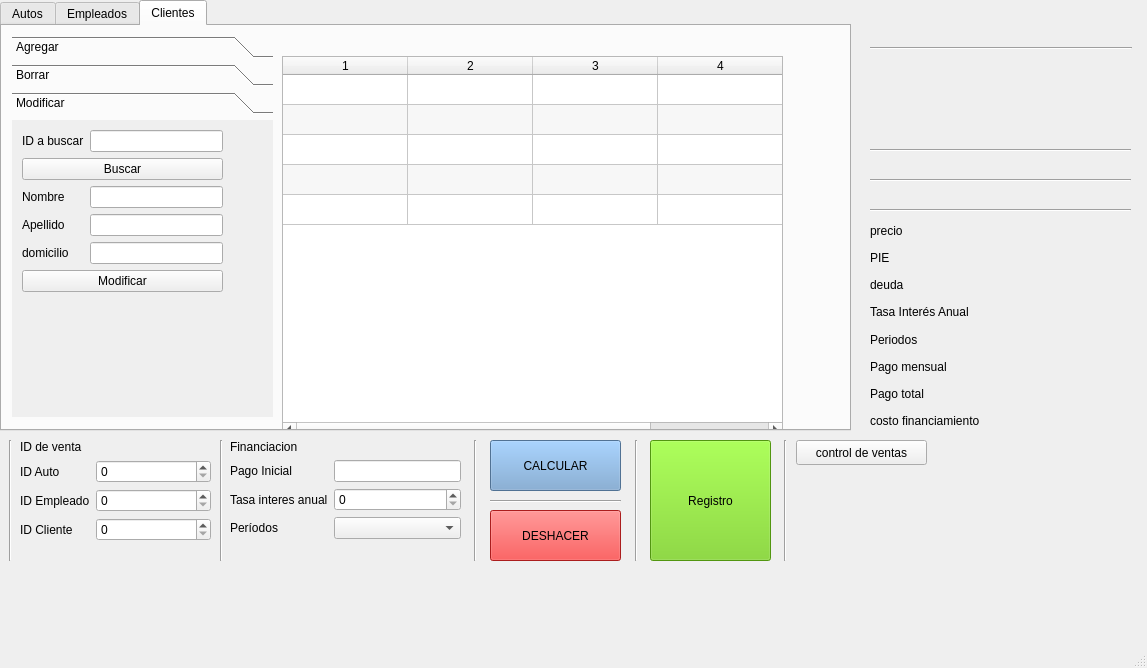
The window that main.ui (gastoncer92/EpicoAutos) describes before a commit, drawn with Qt 5.
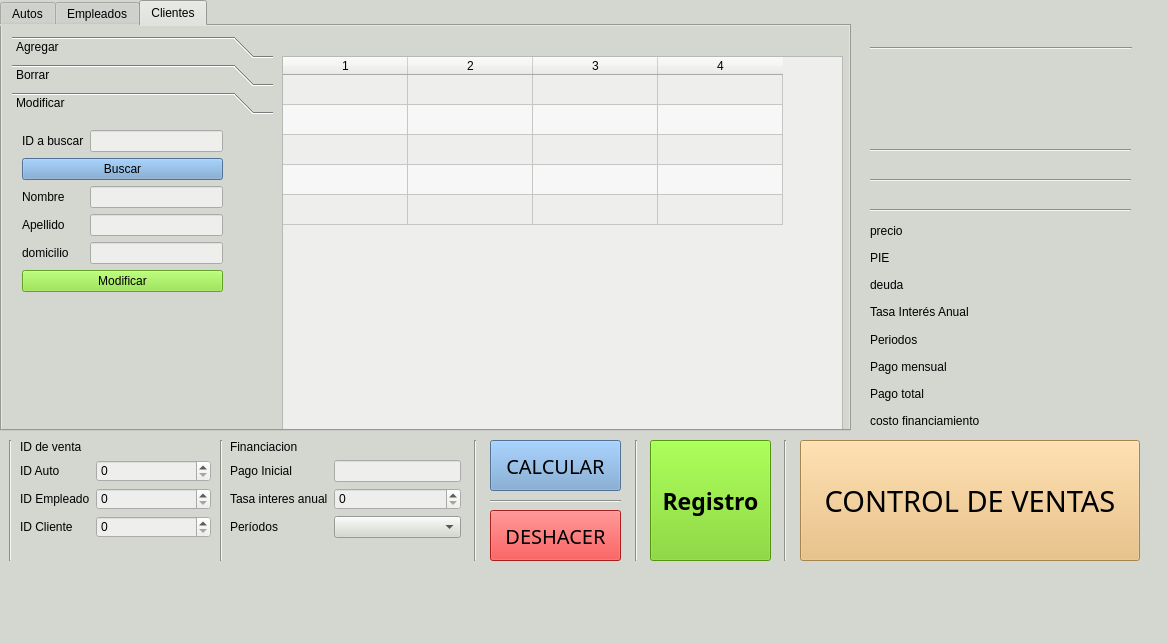
The same window after the commit. The open tabs and pages were chosen to show the change.

```diff
--- a/main.ui
+++ b/main.ui
@@ -6,10 +6,16 @@
    <rect>
     <x>0</x>
     <y>0</y>
-    <width>1147</width>
-    <height>668</height>
+    <width>1167</width>
+    <height>643</height>
    </rect>
   </property>
+  <property name="sizePolicy">
+   <sizepolicy hsizetype="Expanding" vsizetype="Expanding">
+    <horstretch>0</horstretch>
+    <verstretch>0</verstretch>
+   </sizepolicy>
+  </property>
   <property name="minimumSize">
    <size>
     <width>864</width>
@@ -25,6 +31,12 @@
   <property name="windowTitle">
    <string>EpicoAutos</string>
   </property>
+  <property name="styleSheet">
+   <string notr="true">background-color: rgb(211, 215, 207);</string>
+  </property>
+  <property name="tabShape">
+   <enum>QTabWidget::Rounded</enum>
+  </property>
   <widget class="QWidget" name="centralwidget">
    <widget class="QTabWidget" name="tabWidget">
     <property name="geometry">
@@ -35,6 +47,12 @@
       <height>431</height>
      </rect>
     </property>
+    <property name="sizePolicy">
+     <sizepolicy hsizetype="Maximum" vsizetype="Maximum">
+      <horstretch>0</horstretch>
+      <verstretch>0</verstretch>
+     </sizepolicy>
+    </property>
     <property name="currentIndex">
      <number>0</number>
     </property>
@@ -667,6 +685,21 @@
         <height>381</height>
        </rect>
       </property>
+      <property name="sizePolicy">
+       <sizepolicy hsizetype="Expanding" vsizetype="Preferred">
+        <horstretch>0</horstretch>
+        <verstretch>0</verstretch>
+       </sizepolicy>
+      </property>
+      <property name="cursor">
+       <cursorShape>PointingHandCursor</cursorShape>
+      </property>
+      <property name="contextMenuPolicy">
+       <enum>Qt::DefaultContextMenu</enum>
+      </property>
+      <property name="frameShadow">
+       <enum>QFrame::Plain</enum>
+      </property>
       <property name="currentIndex">
        <number>0</number>
       </property>
@@ -818,7 +851,11 @@
           </widget>
          </item>
          <item row="2" column="1">
-          <widget class="QLineEdit" name="lineEdit_26"/>
+          <widget class="QLineEdit" name="lineEdit_26">
+           <property name="styleSheet">
+            <string notr="true">background-color: rgb(238, 238, 236);</string>
+           </property>
+          </widget>
          </item>
          <item row="3" column="0">
           <widget class="QLabel" name="label_41">
@@ -828,7 +865,11 @@
           </widget>
          </item>
          <item row="3" column="1">
-          <widget class="QLineEdit" name="lineEdit_27"/>
+          <widget class="QLineEdit" name="lineEdit_27">
+           <property name="styleSheet">
+            <string notr="true">background-color: rgb(238, 238, 236);</string>
+           </property>
+          </widget>
          </item>
          <item row="4" column="0">
           <widget class="QLabel" name="label_42">
@@ -838,10 +879,17 @@
           </widget>
          </item>
          <item row="4" column="1">
-          <widget class="QLineEdit" name="lineEdit_28"/>
+          <widget class="QLineEdit" name="lineEdit_28">
+           <property name="styleSheet">
+            <string notr="true">background-color: rgb(238, 238, 236);</string>
+           </property>
+          </widget>
          </item>
          <item row="5" column="0" colspan="2">
           <widget class="QPushButton" name="pushButton_10">
+           <property name="styleSheet">
+            <string notr="true">background-color: rgb(138, 226, 52);</string>
+           </property>
            <property name="text">
             <string>Modificar</string>
            </property>
@@ -855,10 +903,20 @@
           </widget>
          </item>
          <item row="0" column="1">
-          <widget class="QLineEdit" name="lineEdit_16"/>
+          <widget class="QLineEdit" name="lineEdit_16">
+           <property name="styleSheet">
+            <string notr="true">background-color: rgb(238, 238, 236);</string>
+           </property>
+           <property name="inputMask">
+            <string>99999</string>
+           </property>
+          </widget>
          </item>
          <item row="1" column="0" colspan="2">
           <widget class="QPushButton" name="pushButton_11">
+           <property name="styleSheet">
+            <string notr="true">background-color: rgb(114, 159, 207);</string>
+           </property>
            <property name="text">
             <string>Buscar</string>
            </property>
@@ -873,10 +931,19 @@
        <rect>
         <x>280</x>
         <y>30</y>
-        <width>501</width>
+        <width>561</width>
         <height>381</height>
        </rect>
       </property>
+      <property name="sizePolicy">
+       <sizepolicy hsizetype="Maximum" vsizetype="Expanding">
+        <horstretch>0</horstretch>
+        <verstretch>0</verstretch>
+       </sizepolicy>
+      </property>
+      <property name="styleSheet">
+       <string notr="true">background-color: rgb(238, 238, 236);</string>
+      </property>
       <property name="editTriggers">
        <set>QAbstractItemView::NoEditTriggers</set>
       </property>
@@ -936,7 +1003,11 @@
       </widget>
      </item>
      <item row="2" column="1">
-      <widget class="QSpinBox" name="spinBox_2"/>
+      <widget class="QSpinBox" name="spinBox_2">
+       <property name="styleSheet">
+        <string notr="true">background-color: rgb(238, 238, 236);</string>
+       </property>
+      </widget>
      </item>
      <item row="3" column="0">
       <widget class="QLabel" name="label_17">
@@ -946,7 +1017,11 @@
       </widget>
      </item>
      <item row="3" column="1">
-      <widget class="QSpinBox" name="spinBox_3"/>
+      <widget class="QSpinBox" name="spinBox_3">
+       <property name="styleSheet">
+        <string notr="true">background-color: rgb(238, 238, 236);</string>
+       </property>
+      </widget>
      </item>
      <item row="2" column="0">
       <widget class="QLabel" name="label_18">
@@ -956,7 +1031,11 @@
       </widget>
      </item>
      <item row="1" column="1">
-      <widget class="QSpinBox" name="spinBox"/>
+      <widget class="QSpinBox" name="spinBox">
+       <property name="styleSheet">
+        <string notr="true">background-color: rgb(238, 238, 236);</string>
+       </property>
+      </widget>
      </item>
      <item row="1" column="0">
       <widget class="QLabel" name="label_19">
@@ -976,6 +1055,14 @@
       <height>121</height>
      </rect>
     </property>
+    <property name="font">
+     <font>
+      <family>Courier 10 Pitch</family>
+      <pointsize>17</pointsize>
+      <weight>75</weight>
+      <bold>true</bold>
+     </font>
+    </property>
     <property name="styleSheet">
      <string notr="true">background-color: rgb(115, 210, 22);</string>
     </property>
@@ -992,6 +1079,12 @@
       <height>51</height>
      </rect>
     </property>
+    <property name="font">
+     <font>
+      <family>Courier 10 Pitch</family>
+      <pointsize>15</pointsize>
+     </font>
+    </property>
     <property name="styleSheet">
      <string notr="true">background-color: rgb(239, 41, 41);</string>
     </property>
@@ -1121,7 +1214,11 @@
       </widget>
      </item>
      <item row="1" column="1">
-      <widget class="QLineEdit" name="lineEdit_29"/>
+      <widget class="QLineEdit" name="lineEdit_29">
+       <property name="styleSheet">
+        <string notr="true">background-color: rgb(238, 238, 236);</string>
+       </property>
+      </widget>
      </item>
      <item row="2" column="0">
       <widget class="QLabel" name="label_32">
@@ -1131,7 +1228,11 @@
       </widget>
      </item>
      <item row="2" column="1">
-      <widget class="QSpinBox" name="spinBox_4"/>
+      <widget class="QSpinBox" name="spinBox_4">
+       <property name="styleSheet">
+        <string notr="true">background-color: rgb(238, 238, 236);</string>
+       </property>
+      </widget>
      </item>
      <item row="3" column="0">
       <widget class="QLabel" name="label_68">
@@ -1259,6 +1360,12 @@
       <height>51</height>
      </rect>
     </property>
+    <property name="font">
+     <font>
+      <family>Courier 10 Pitch</family>
+      <pointsize>15</pointsize>
+     </font>
+    </property>
     <property name="styleSheet">
      <string notr="true">background-color: rgb(114, 159, 207);</string>
     </property>
@@ -1308,14 +1415,38 @@
    <widget class="QPushButton" name="pushButton">
     <property name="geometry">
      <rect>
-      <x>796</x>
+      <x>800</x>
       <y>440</y>
-      <width>131</width>
-      <height>25</height>
+      <width>340</width>
+      <height>121</height>
      </rect>
     </property>
+    <property name="font">
+     <font>
+      <family>Courier 10 Pitch</family>
+      <pointsize>22</pointsize>
+      <weight>50</weight>
+      <italic>false</italic>
+      <bold>false</bold>
+     </font>
+    </property>
+    <property name="toolTip">
+     <string>&lt;html&gt;&lt;head/&gt;&lt;body&gt;&lt;p&gt;&lt;span style=&quot; font-size:16pt;&quot;&gt;CONTROL&lt;/span&gt;&lt;/p&gt;&lt;/body&gt;&lt;/html&gt;</string>
+    </property>
+    <property name="styleSheet">
+     <string notr="true">background-color: rgb(233, 185, 110);</string>
+    </property>
     <property name="text">
-     <string>control de ventas</string>
+     <string>CONTROL DE VENTAS</string>
+    </property>
+    <property name="iconSize">
+     <size>
+      <width>16</width>
+      <height>16</height>
+     </size>
+    </property>
+    <property name="autoRepeatDelay">
+     <number>300</number>
     </property>
    </widget>
   </widget>
```
Left out of the diff: 189 changed lines with no effect on the pictures.
